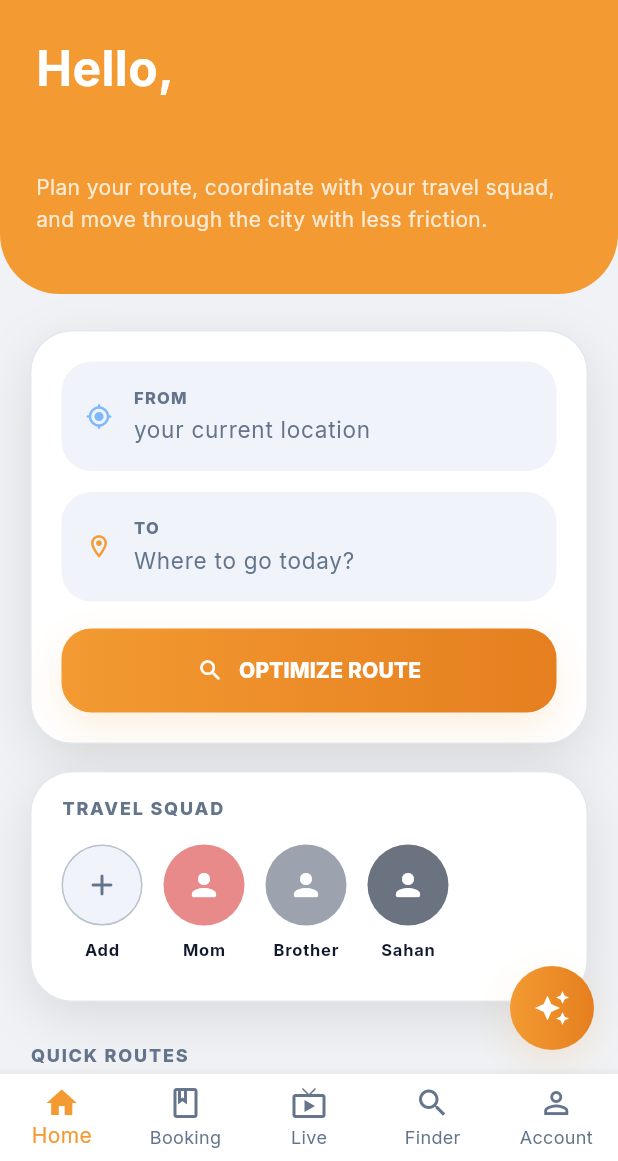
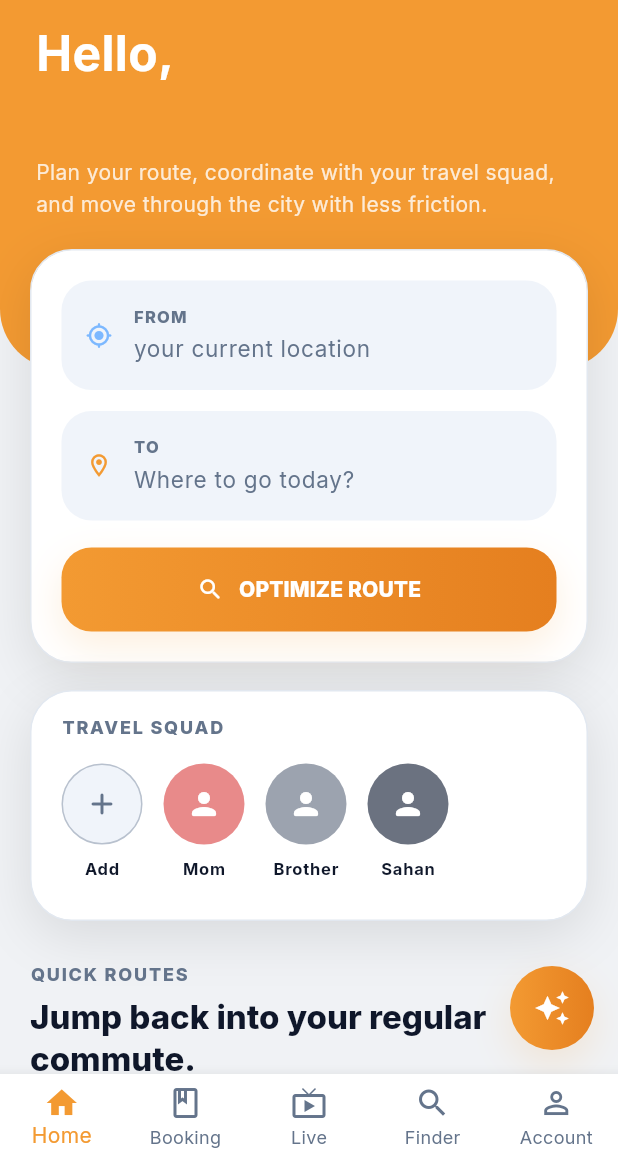
Before and after one commit to Rishikesan05/RideSync-App-Development, a Flutter app: the screen it shows once a user with an empty profile is signed in, on a phone screen of 412 x 824 dp, the part 75-1236 px from its top. Run offline on Flutter 3.47's test engine with Material 3 defaults, Android fonts, the phone set to English and light mode, and no system bars; our stand-ins replace cloud_firestore, firebase_auth, firebase_core, flutter_dotenv, geolocator, google_fonts and 2 more; accounts and stored records are empty; network calls fail.

Commit message:
[RIDESYNC] 2026-06-01 | Style: Finalize Orange Curved Header with overlapping card layout

```diff
--- a/apps/mobile/lib/features/passenger/presentation/screens/home_screen.dart
+++ b/apps/mobile/lib/features/passenger/presentation/screens/home_screen.dart
@@ -66,13 +66,29 @@ class _HomeScreenState extends State<HomeScreen> {
           ),
         ],
       ),
-      body: SingleChildScrollView(
+      body: Stack(
+        children: [
+          // Orange Background Curve
+          Container(
+            height: 240, // Extends down behind the planner card
+            decoration: BoxDecoration(
+              color: isDark ? const Color(0xFFD84315) : AppColors.primaryOrange,
+              borderRadius: const BorderRadius.only(
+                bottomLeft: Radius.circular(40),
+                bottomRight: Radius.circular(40),
+              ),
+            ),
+          ),
+          // Scrollable Content
+          SingleChildScrollView(
             padding: const EdgeInsets.only(bottom: 120),
             child: Column(
               crossAxisAlignment: CrossAxisAlignment.start,
               children: [
-            _CurvedHeader(isDark: isDark),
-            const SizedBox(height: 24),
+                // Header Text
+                _CurvedHeaderText(isDark: isDark),
+
+                // Cards (Search Planner starts here, overlapping the orange background visually)
                 Padding(
                   padding: const EdgeInsets.symmetric(horizontal: 20),
                   child: Column(
@@ -104,13 +120,15 @@ class _HomeScreenState extends State<HomeScreen> {
               ],
             ),
           ),
+        ],
+      ),
       floatingActionButton: const AIAssistantFAB(),
     );
   }
 }
 
-class _CurvedHeader extends StatelessWidget {
-  const _CurvedHeader({required this.isDark});
+class _CurvedHeaderText extends StatelessWidget {
+  const _CurvedHeaderText({required this.isDark});
   final bool isDark;
 
   @override
@@ -120,14 +138,7 @@ class _CurvedHeader extends StatelessWidget {
 
     return Container(
       width: double.infinity,
-      padding: const EdgeInsets.only(top: 20, left: 24, right: 24, bottom: 40),
-      decoration: BoxDecoration(
-        color: isDark ? const Color(0xFFD84315) : AppColors.primaryOrange,
-        borderRadius: const BorderRadius.only(
-          bottomLeft: Radius.circular(40),
-          bottomRight: Radius.circular(40),
-        ),
-      ),
+      padding: const EdgeInsets.only(top: 10, left: 24, right: 24, bottom: 20),
       child: Column(
         crossAxisAlignment: CrossAxisAlignment.start,
         children: [
```
Lines whose indentation alone changed are shown as unchanged.
